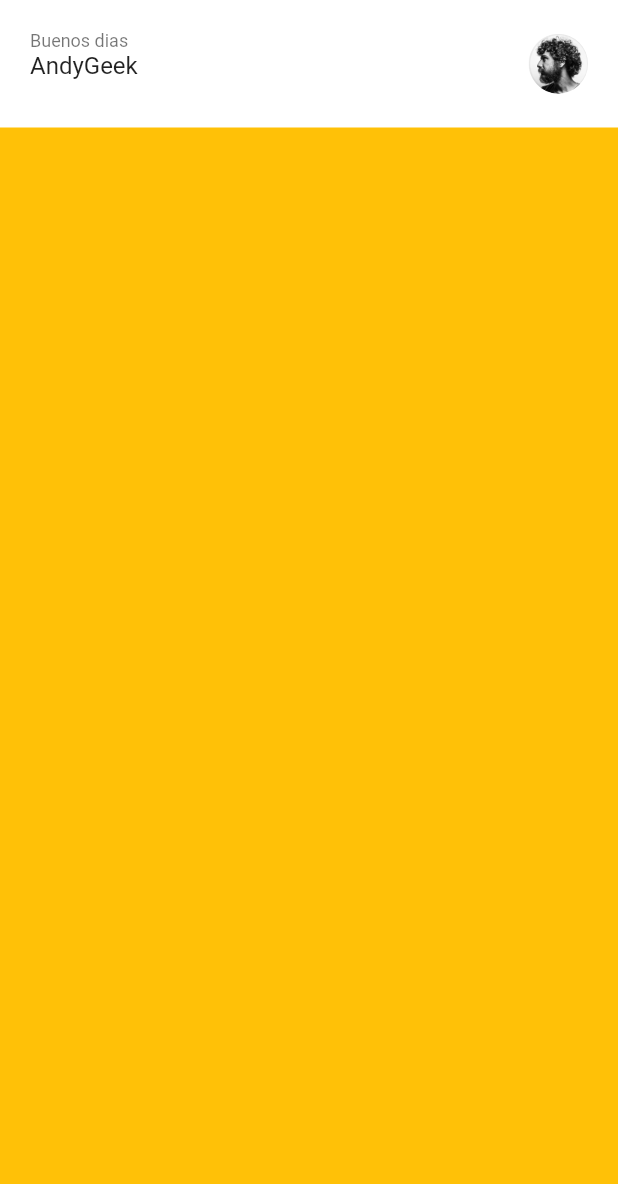
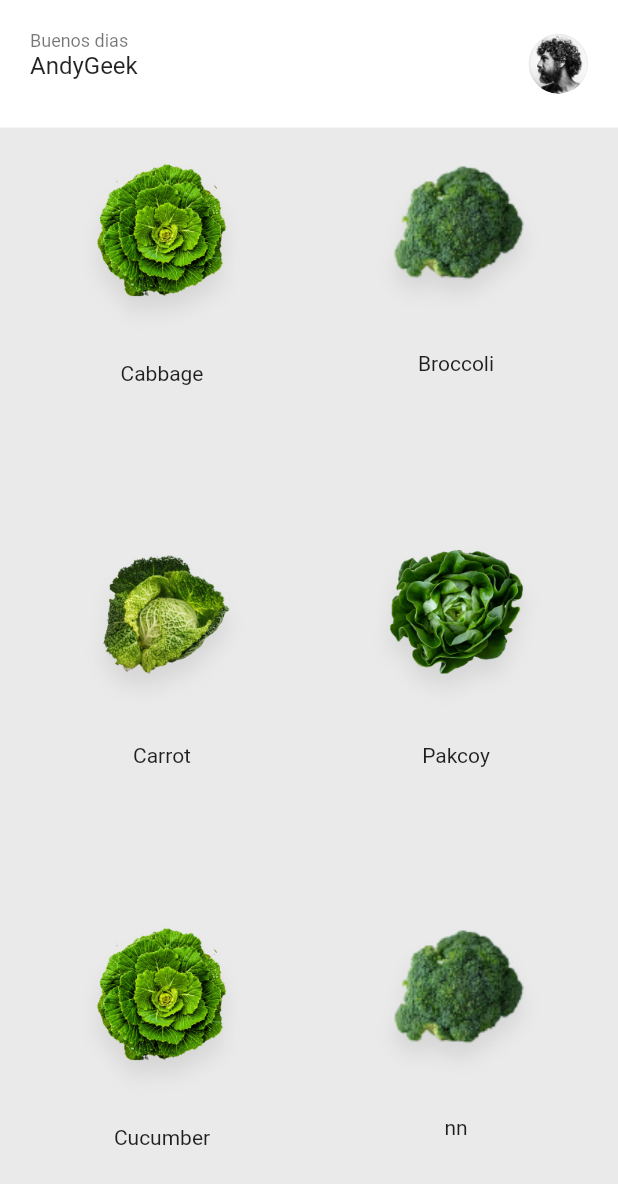
Before and after one commit to andygeek/grocery_app, a Flutter app: the screen it shows after launch, on a phone screen of 412 x 824 dp. Shown: the top 1184 px of the screen. Run offline on Flutter 3.47's test engine with Material 2 defaults, Android fonts, the phone set to English and light mode, and no system bars.

Commit message:
Add body and productCard

```diff
--- /dev/null
+++ b/lib/models/Product.dart
@@ -0,0 +1,19 @@
+class Product {
+  final String? title, image;
+
+  Product({this.title, this.image});
+}
+
+List<Product> demoProductos = [
+  Product(title: "Cabbage", image: "assets/images/img_1.png"),
+  Product(title: "Broccoli", image: "assets/images/img_2.png"),
+  Product(title: "Carrot", image: "assets/images/img_3.png"),
+  Product(title: "Pakcoy", image: "assets/images/img_4.png"),
+  Product(title: "Cucumber", image: "assets/images/img_1.png"),
+  Product(title: "nn", image: "assets/images/img_2.png"),
+  Product(title: "mm", image: "assets/images/img_3.png"),
+  Product(title: "jj", image: "assets/images/img_4.png"),
+  Product(title: "tt", image: "assets/images/img_2.png"),
+  Product(title: "ere", image: "assets/images/img_3.png"),
+  Product(title: "ee", image: "assets/images/img_4.png"),
+];
--- /dev/null
+++ b/lib/screens/home/components/product_card.dart
@@ -0,0 +1,30 @@
+import 'package:flutter/material.dart';
+import 'package:grocery_app/constants.dart';
+import 'package:grocery_app/models/Product.dart';
+
+class ProductCard extends StatelessWidget {
+  const ProductCard({
+    Key? key,
+    required this.product,
+    required this.press,
+  }) : super(key: key);
+
+  final Product product;
+  final VoidCallback press;
+
+  @override
+  Widget build(BuildContext context) {
+    return GestureDetector(
+      onTap: press,
+      child: Container(
+        padding: EdgeInsets.symmetric(horizontal: defaultPadding),
+        child: Column(
+          children: [
+            Hero(tag: product.title!, child: Image.asset(product.image!)),
+            Text(product.title!),
+          ],
+        ),
+      ),
+    );
+  }
+}
--- a/lib/screens/home/home_screen.dart
+++ b/lib/screens/home/home_screen.dart
@@ -1,6 +1,10 @@
 import 'package:flutter/cupertino.dart';
 import 'package:flutter/material.dart';
+import 'package:grocery_app/constants.dart';
+import 'package:grocery_app/models/Product.dart';
 import 'package:grocery_app/screens/home/components/header.dart';
+
+import 'components/product_card.dart';
 
 class HomeScreen extends StatelessWidget {
   @override
@@ -9,8 +13,28 @@ class HomeScreen extends StatelessWidget {
         backgroundColor: Colors.amber,
         body: SafeArea(
             child: Container(
+                color: Color(0xFFEAEAEA),
                 child: Column(
-          children: [HomeHeader()],
-        ))));
+                  children: [
+                    HomeHeader(),
+                    Expanded(
+                        child: Container(
+                            padding: EdgeInsets.symmetric(
+                                horizontal: defaultPadding),
+                            child: GridView.builder(
+                                itemCount: demoProductos.length,
+                                gridDelegate:
+                                    SliverGridDelegateWithFixedCrossAxisCount(
+                                  crossAxisCount: 2,
+                                  childAspectRatio: 0.75,
+                                  mainAxisSpacing: defaultPadding,
+                                  crossAxisSpacing: defaultPadding,
+                                ),
+                                itemBuilder: (context, index) => ProductCard(
+                                      product: demoProductos[index],
+                                      press: () {},
+                                    ))))
+                  ],
+                ))));
   }
 }
```
Also changed, not shown: assets/images/img_1.png (added), assets/images/img_2.png (added), assets/images/img_3.png (added), assets/images/img_4.png (added).
